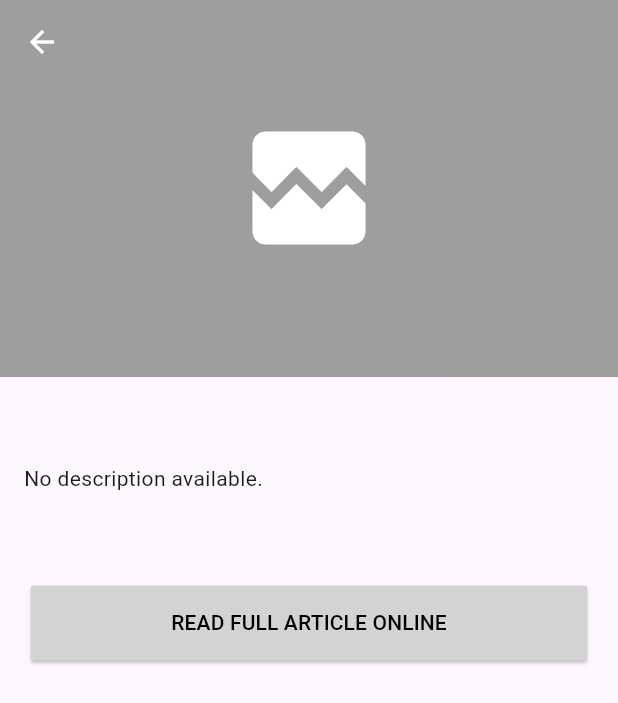
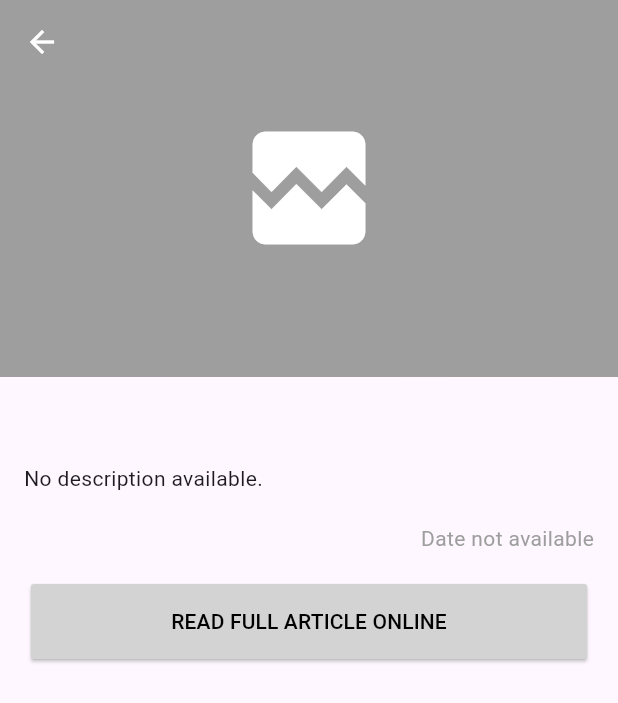
Before and after one commit to sjpau/NewsApp, a Flutter app: the NewsPostPage screen opened directly with empty values, on a phone screen of 412 x 824 dp. Shown: the top 703 px of the screen. Run offline on Flutter 3.47's test engine with Material 3 defaults, Android fonts, the phone set to English and light mode, and no system bars; our stand-ins replace dio, flutter_mobx, get_it, mobx; generated files the repository leaves out were written again; network calls fail.

Commit message:
bring back date formatting

```diff
--- a/lib/components/news_list_tile.dart
+++ b/lib/components/news_list_tile.dart
@@ -75,7 +75,7 @@ class NewsTile extends StatelessWidget {
                       ),
                       const Spacer(),
                       Align(
-                        alignment: Alignment.centerLeft,
+                        alignment: Alignment.center,
                         child: Text(
                           date,
                           style: ThemeStyles.newsTileDateStyle,
--- a/lib/pages/news_post_page.dart
+++ b/lib/pages/news_post_page.dart
@@ -1,4 +1,5 @@
 import 'package:flutter/material.dart';
+import 'package:intl/intl.dart';
 import 'package:url_launcher/url_launcher.dart';
 import 'package:newsapp/style/theme.dart';
 
@@ -137,7 +138,11 @@ class _NewsPostPageState extends State<NewsPostPage> {
                               style: ThemeStyles.newsTileDateStyle,
                             ),
                           Text(
-                            '${widget.date}',
+                            widget.date.isNotEmpty
+                                ? DateFormat('yyyy-MMMM-dd HH:mm:ss').format(
+                                    DateTime.tryParse(widget.date) ??
+                                        DateTime.now())
+                                : 'Date not available',
                             style: ThemeStyles.newsTileDateStyle,
                           ),
                         ],
```
Also changed, not shown: lib/pages/news_list_page.dart (+10 -1 lines), 1 other file.
